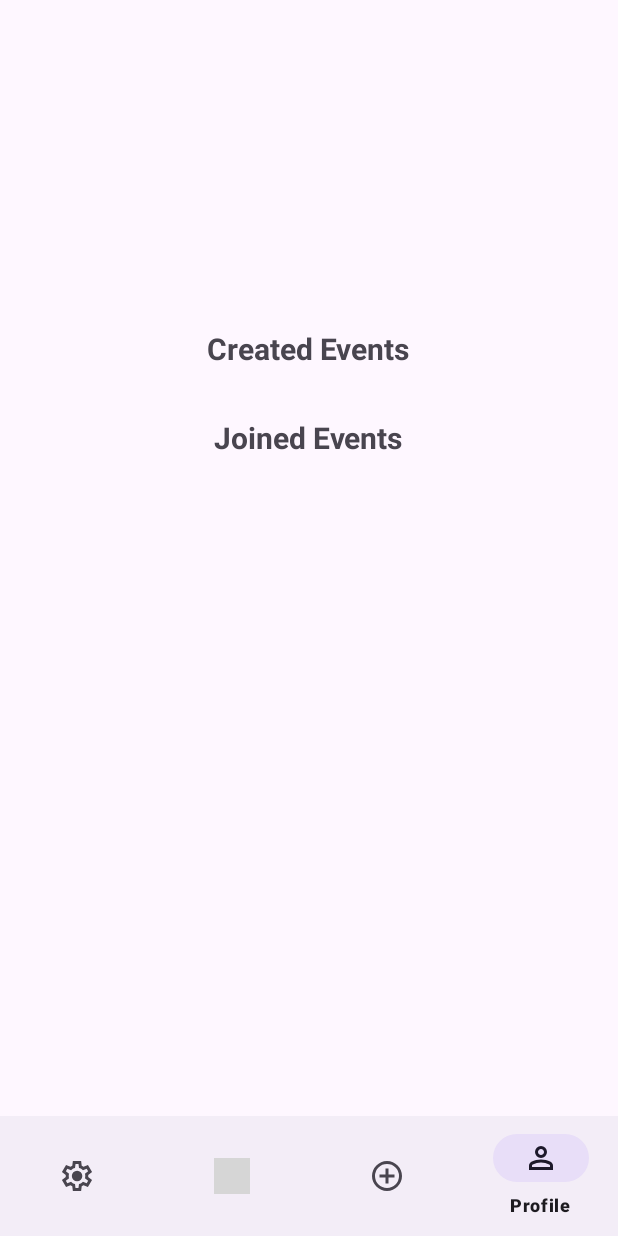
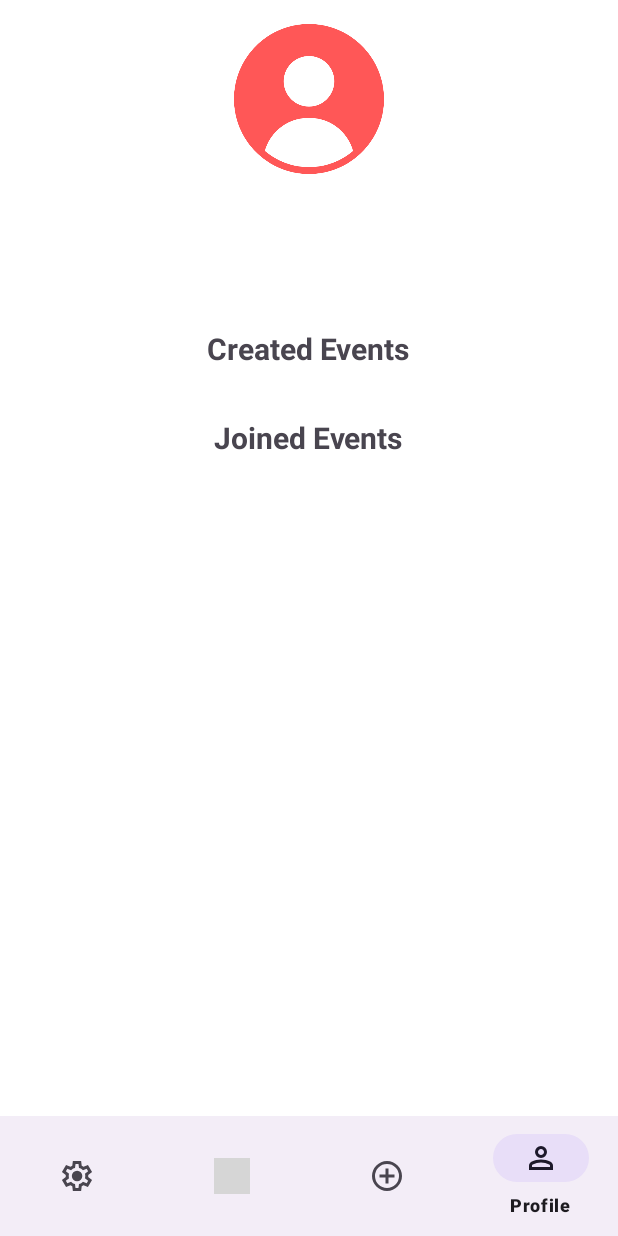
Before and after one commit to HobbyATM/HobbyApp, an Android app: the Home screen opened directly, with no data from a screen before it, item 4 of the bottom bar chosen, on a phone screen of 412 x 824 dp. Run offline under Robolectric (Android 15) with nearby library versions, the phone set to English and light mode, and no system bars; our stand-ins replace Firebase (no records; nobody signed in at launch, a user with empty details on screens opened directly); grey boxes are pictures that could not be loaded.

Commit message:
visual_updates

```diff
--- a/app/src/main/res/layout/activity_signin.xml
+++ b/app/src/main/res/layout/activity_signin.xml
@@ -23,7 +23,6 @@
         android:layout_marginBottom="440dp"
         android:text="Giriş Yap"
         android:textAlignment="center"
-
         android:textSize="25sp" />
 
     <EditText
--- a/app/src/main/res/layout/fragment_add_event.xml
+++ b/app/src/main/res/layout/fragment_add_event.xml
@@ -4,6 +4,7 @@
     xmlns:app="http://schemas.android.com/apk/res-auto"
     android:layout_width="match_parent"
     android:layout_height="match_parent"
+    android:background="@color/white"
     tools:context=".AddEvent">
 
     <LinearLayout
--- a/app/src/main/res/layout/fragment_home.xml
+++ b/app/src/main/res/layout/fragment_home.xml
@@ -3,6 +3,7 @@
     xmlns:tools="http://schemas.android.com/tools"
     android:layout_width="match_parent"
     android:layout_height="match_parent"
+    android:background="@color/white"
     tools:context=".Home">
 
 
--- a/app/src/main/res/layout/fragment_profile.xml
+++ b/app/src/main/res/layout/fragment_profile.xml
@@ -1,5 +1,7 @@
 <ScrollView xmlns:android="http://schemas.android.com/apk/res/android"
+    xmlns:app="http://schemas.android.com/apk/res-auto"
     xmlns:tools="http://schemas.android.com/tools"
+    android:background="@color/white"
     android:layout_width="match_parent"
     android:layout_height="match_parent"
     android:padding="16dp"
@@ -15,11 +17,12 @@
             android:id="@+id/profile_image"
             android:layout_width="100dp"
             android:layout_height="100dp"
+            android:layout_gravity="center"
             android:layout_marginBottom="16dp"
-            android:scaleType="centerCrop"
             android:background="?attr/selectableItemBackgroundBorderless"
             android:contentDescription="Profile Image"
-            android:layout_gravity="center"/>
+            android:scaleType="centerCrop"
+            app:srcCompat="@drawable/iconreal" />
 
         <TextView
             android:id="@+id/profile_name"
--- a/app/src/main/res/layout/fragment_settings.xml
+++ b/app/src/main/res/layout/fragment_settings.xml
@@ -3,6 +3,7 @@
     xmlns:tools="http://schemas.android.com/tools"
     android:layout_width="match_parent"
     android:layout_height="match_parent"
+    android:background="@color/white"
     tools:context=".Settings">
 
     <LinearLayout
--- a/app/src/main/res/layout/item_event.xml
+++ b/app/src/main/res/layout/item_event.xml
@@ -31,6 +31,7 @@
             android:layout_width="wrap_content"
             android:layout_height="wrap_content"
             android:background="#009688"
+            android:layout_marginEnd="12dp"
             android:text="Join" />
 
         <TextView
@@ -46,7 +47,7 @@
             android:id="@+id/buttonDetails"
             android:layout_width="wrap_content"
             android:layout_height="wrap_content"
-            android:background="#ff5757"
+            android:background="#FFFFFF"
             android:text="Details" />
     </LinearLayout>
 </LinearLayout>
```
Also changed, not shown: app/src/main/res/drawable/icon.png (added), app/src/main/res/drawable/iconreal.png (added).
